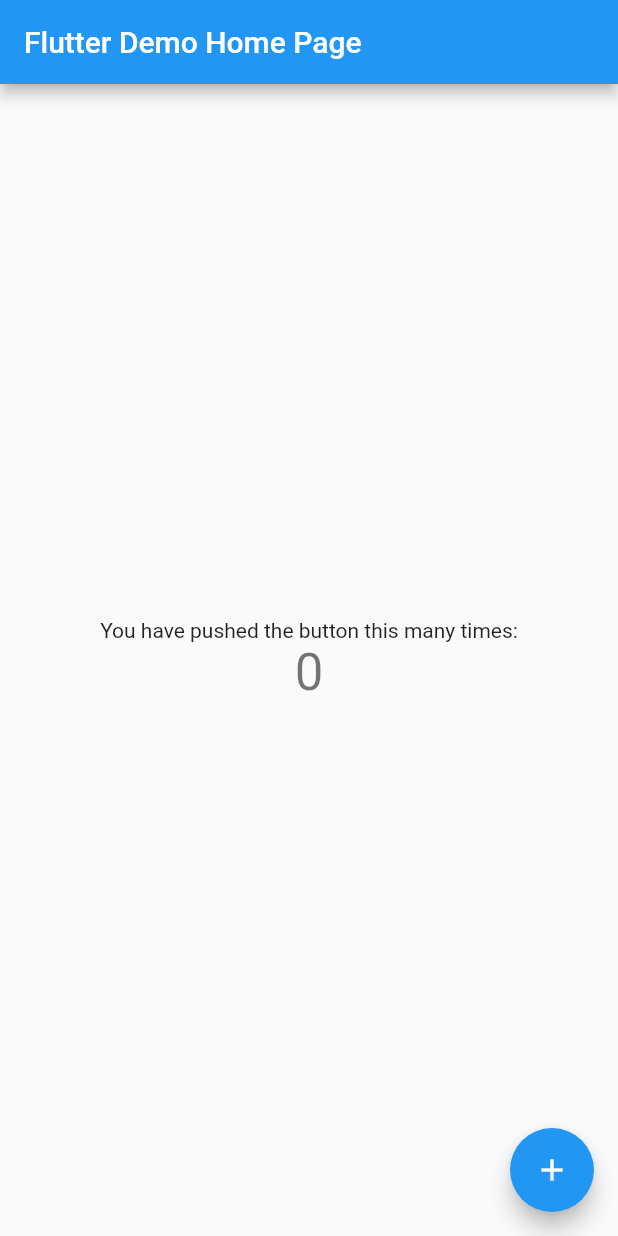
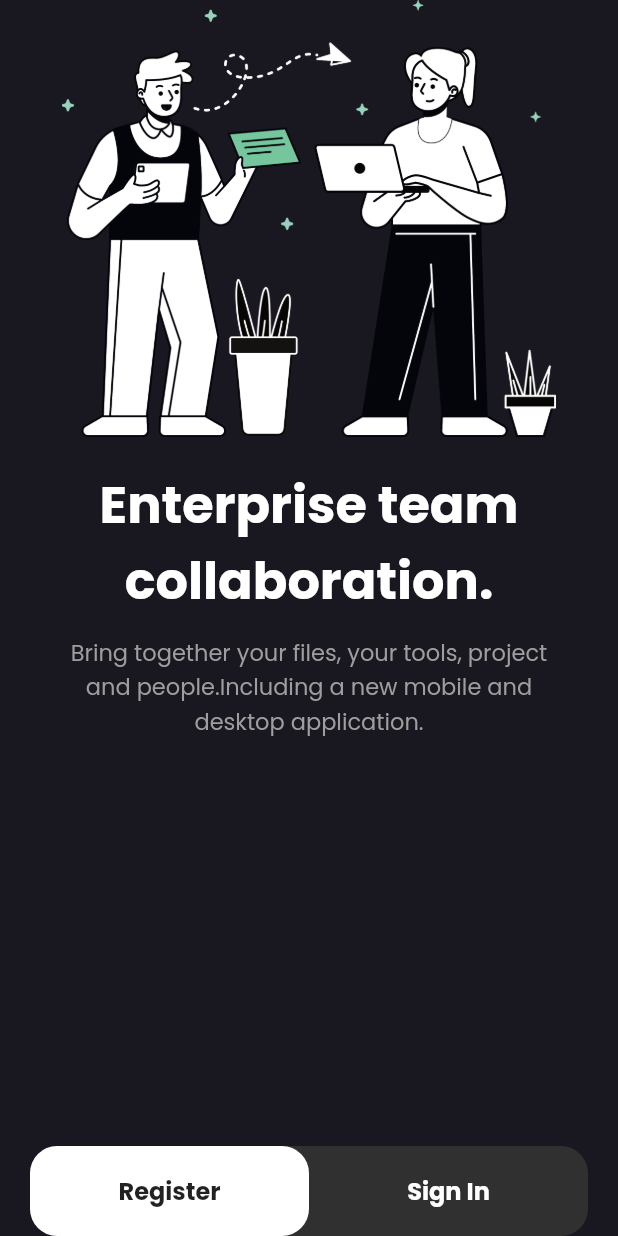
Before and after one commit to tonydavidx/signin-register-page-ui-flutter, a Flutter app: the screen it shows after launch, on a phone screen of 412 x 824 dp. Run offline on Flutter 3.47's test engine with Material 2 defaults, Android fonts, the phone set to English and light mode, and no system bars; our stand-ins replace flutter_svg_provider, google_fonts.

Commit message:
project completed

```diff
--- a/lib/main.dart
+++ b/lib/main.dart
@@ -1,117 +1,25 @@
 import 'package:flutter/material.dart';
+import 'package:google_fonts/google_fonts.dart';
+import 'constants.dart';
+import './screens/screen.dart';
 
 void main() {
   runApp(MyApp());
 }
 
 class MyApp extends StatelessWidget {
-  // This widget is the root of your application.
   @override
   Widget build(BuildContext context) {
     return MaterialApp(
+      debugShowCheckedModeBanner: false,
       title: 'Flutter Sign In Sign Up Ui',
       theme: ThemeData(
-        // This is the theme of your application.
-        //
-        // Try running your application with "flutter run". You'll see the
-        // application has a blue toolbar. Then, without quitting the app, try
-        // changing the primarySwatch below to Colors.green and then invoke
-        // "hot reload" (press "r" in the console where you ran "flutter run",
-        // or simply save your changes to "hot reload" in a Flutter IDE).
-        // Notice that the counter didn't reset back to zero; the application
-        // is not restarted.
+        textTheme: GoogleFonts.poppinsTextTheme(Theme.of(context).textTheme),
+        scaffoldBackgroundColor: kBackgroundColor,
         primarySwatch: Colors.blue,
-        // This makes the visual density adapt to the platform that you run
-        // the app on. For desktop platforms, the controls will be smaller and
-        // closer together (more dense) than on mobile platforms.
         visualDensity: VisualDensity.adaptivePlatformDensity,
       ),
-      home: MyHomePage(title: 'Flutter Demo Home Page'),
+      home: WelcomePage(),
     );
   }
 }
-
-class MyHomePage extends StatefulWidget {
-  MyHomePage({Key key, this.title}) : super(key: key);
-
-  // This widget is the home page of your application. It is stateful, meaning
-  // that it has a State object (defined below) that contains fields that affect
-  // how it looks.
-
-  // This class is the configuration for the state. It holds the values (in this
-  // case the title) provided by the parent (in this case the App widget) and
-  // used by the build method of the State. Fields in a Widget subclass are
-  // always marked "final".
-
-  final String title;
-
-  @override
-  _MyHomePageState createState() => _MyHomePageState();
-}
-
-class _MyHomePageState extends State<MyHomePage> {
-  int _counter = 0;
-
-  void _incrementCounter() {
-    setState(() {
-      // This call to setState tells the Flutter framework that something has
-      // changed in this State, which causes it to rerun the build method below
-      // so that the display can reflect the updated values. If we changed
-      // _counter without calling setState(), then the build method would not be
-      // called again, and so nothing would appear to happen.
-      _counter++;
-    });
-  }
-
-  @override
-  Widget build(BuildContext context) {
-    // This method is rerun every time setState is called, for instance as done
-    // by the _incrementCounter method above.
-    //
-    // The Flutter framework has been optimized to make rerunning build methods
-    // fast, so that you can just rebuild anything that needs updating rather
-    // than having to individually change instances of widgets.
-    return Scaffold(
-      appBar: AppBar(
-        // Here we take the value from the MyHomePage object that was created by
-        // the App.build method, and use it to set our appbar title.
-        title: Text(widget.title),
-      ),
-      body: Center(
-        // Center is a layout widget. It takes a single child and positions it
-        // in the middle of the parent.
-        child: Column(
-          // Column is also a layout widget. It takes a list of children and
-          // arranges them vertically. By default, it sizes itself to fit its
-          // children horizontally, and tries to be as tall as its parent.
-          //
-          // Invoke "debug painting" (press "p" in the console, choose the
-          // "Toggle Debug Paint" action from the Flutter Inspector in Android
-          // Studio, or the "Toggle Debug Paint" command in Visual Studio Code)
-          // to see the wireframe for each widget.
-          //
-          // Column has various properties to control how it sizes itself and
-          // how it positions its children. Here we use mainAxisAlignment to
-          // center the children vertically; the main axis here is the vertical
-          // axis because Columns are vertical (the cross axis would be
-          // horizontal).
-          mainAxisAlignment: MainAxisAlignment.center,
-          children: <Widget>[
-            Text(
-              'You have pushed the button this many times:',
-            ),
-            Text(
-              '$_counter',
-              style: Theme.of(context).textTheme.headline4,
-            ),
-          ],
-        ),
-      ),
-      floatingActionButton: FloatingActionButton(
-        onPressed: _incrementCounter,
-        tooltip: 'Increment',
-        child: Icon(Icons.add),
-      ), // This trailing comma makes auto-formatting nicer for build methods.
-    );
-  }
-}
--- /dev/null
+++ b/lib/screens/screen.dart
@@ -0,0 +1,3 @@
+export './welcome_page.dart';
+export './signin_page.dart';
+export './register_page.dart';
--- /dev/null
+++ b/lib/screens/welcome_page.dart
@@ -0,0 +1,94 @@
+import 'package:flutter/cupertino.dart';
+import 'package:flutter/material.dart';
+import '../constants.dart';
+import '../screens/screen.dart';
+import '../widgets/widget.dart';
+
+class WelcomePage extends StatelessWidget {
+  @override
+  Widget build(BuildContext context) {
+    return Scaffold(
+      body: SafeArea(
+        child: Padding(
+          padding: const EdgeInsets.symmetric(horizontal: 20),
+          child: Column(
+            children: [
+              Flexible(
+                child: Column(
+                  children: [
+                    Center(
+                      child: Container(
+                        width: MediaQuery.of(context).size.width * 0.8,
+                        child: Image(
+                          image:
+                              AssetImage('assets/images/team_illustration.png'),
+                        ),
+                      ),
+                    ),
+                    SizedBox(
+                      height: 20,
+                    ),
+                    Text(
+                      "Enterprise team\ncollaboration.",
+                      style: kHeadline,
+                      textAlign: TextAlign.center,
+                    ),
+                    SizedBox(
+                      height: 10,
+                    ),
+                    Container(
+                      width: MediaQuery.of(context).size.width * 0.8,
+                      child: Text(
+                        "Bring together your files, your tools, project and people.Including a new mobile and desktop application.",
+                        style: kBodyText,
+                        textAlign: TextAlign.center,
+                      ),
+                    )
+                  ],
+                ),
+              ),
+              Container(
+                height: 60,
+                decoration: BoxDecoration(
+                  color: Colors.grey[850],
+                  borderRadius: BorderRadius.circular(18),
+                ),
+                child: Row(
+                  children: [
+                    Expanded(
+                      child: MyTextButton(
+                        bgColor: Colors.white,
+                        buttonName: 'Register',
+                        onTap: () {
+                          Navigator.push(
+                              context,
+                              CupertinoPageRoute(
+                                  builder: (context) => RegisterPage()));
+                        },
+                        textColor: Colors.black87,
+                      ),
+                    ),
+                    Expanded(
+                      child: MyTextButton(
+                        bgColor: Colors.transparent,
+                        buttonName: 'Sign In',
+                        onTap: () {
+                          Navigator.push(
+                              context,
+                              CupertinoPageRoute(
+                                builder: (context) => SignInPage(),
+                              ));
+                        },
+                        textColor: Colors.white,
+                      ),
+                    ),
+                  ],
+                ),
+              )
+            ],
+          ),
+        ),
+      ),
+    );
+  }
+}
--- /dev/null
+++ b/lib/widgets/my_text_button.dart
@@ -0,0 +1,40 @@
+import 'package:flutter/material.dart';
+import '../constants.dart';
+
+class MyTextButton extends StatelessWidget {
+  const MyTextButton({
+    Key key,
+    @required this.buttonName,
+    @required this.onTap,
+    @required this.bgColor,
+    @required this.textColor,
+  }) : super(key: key);
+  final String buttonName;
+  final Function onTap;
+  final Color bgColor;
+  final Color textColor;
+
+  @override
+  Widget build(BuildContext context) {
+    return Container(
+      height: 60,
+      width: double.infinity,
+      decoration: BoxDecoration(
+        color: bgColor,
+        borderRadius: BorderRadius.circular(18),
+      ),
+      child: TextButton(
+        style: ButtonStyle(
+          overlayColor: MaterialStateProperty.resolveWith(
+            (states) => Colors.black12,
+          ),
+        ),
+        onPressed: onTap,
+        child: Text(
+          buttonName,
+          style: kButtonText.copyWith(color: textColor),
+        ),
+      ),
+    );
+  }
+}
--- /dev/null
+++ b/lib/widgets/widget.dart
@@ -0,0 +1,3 @@
+export './my_password_field.dart';
+export './my_text_field.dart';
+export './my_text_button.dart';
```
Also changed, not shown: lib/screens/register_page.dart (added, +112 -0 lines), lib/screens/signin_page.dart (added, +121 -0 lines), lib/widgets/my_password_field.dart (added, +59 -0 lines), lib/widgets/my_text_field.dart (added, +44 -0 lines), 3 other files.
